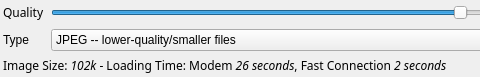
Before: the Qt Designer form trunk/app/savesettingstool.ui in BackupTheBerlios/imagerocket-svn, drawn with Qt 5; both pictures show x 0 to 480 and y 0 to 77 of the 789 by 77 pixel window.
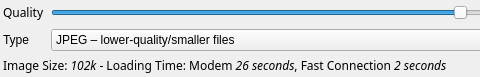
After: the same form once the commit is applied.

Patch:
```diff
--- a/trunk/app/savesettingstool.ui
+++ b/trunk/app/savesettingstool.ui
@@ -73,7 +73,7 @@
     <widget class="QComboBox" name="cmbType" >
      <item>
       <property name="text" >
-       <string>JPEG -- lower-quality/smaller files</string>
+       <string>JPEG – lower-quality/smaller files</string>
       </property>
      </item>
      <item>
```
Left out of the diff: 6 changed lines with no effect on the pictures.
